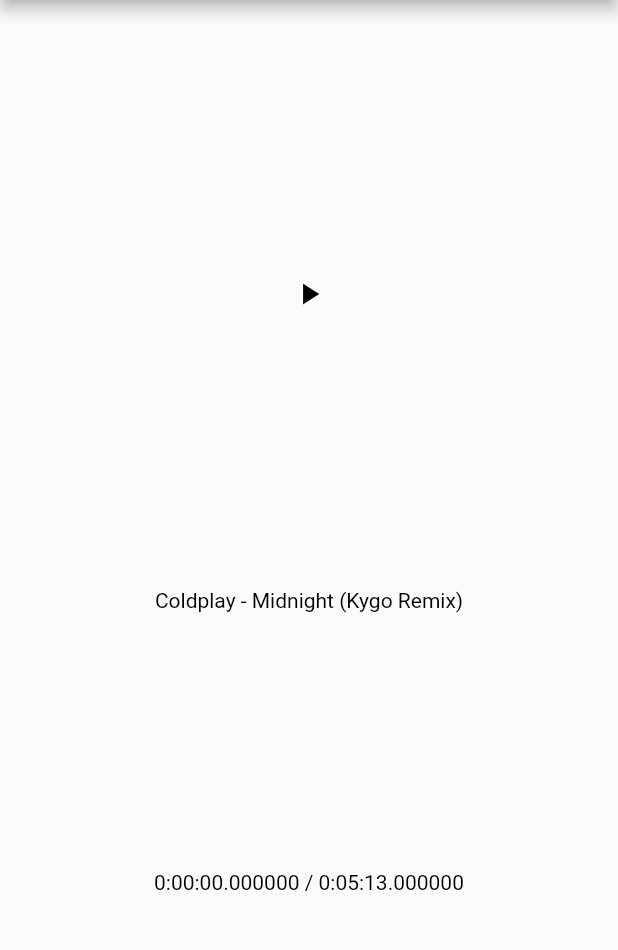
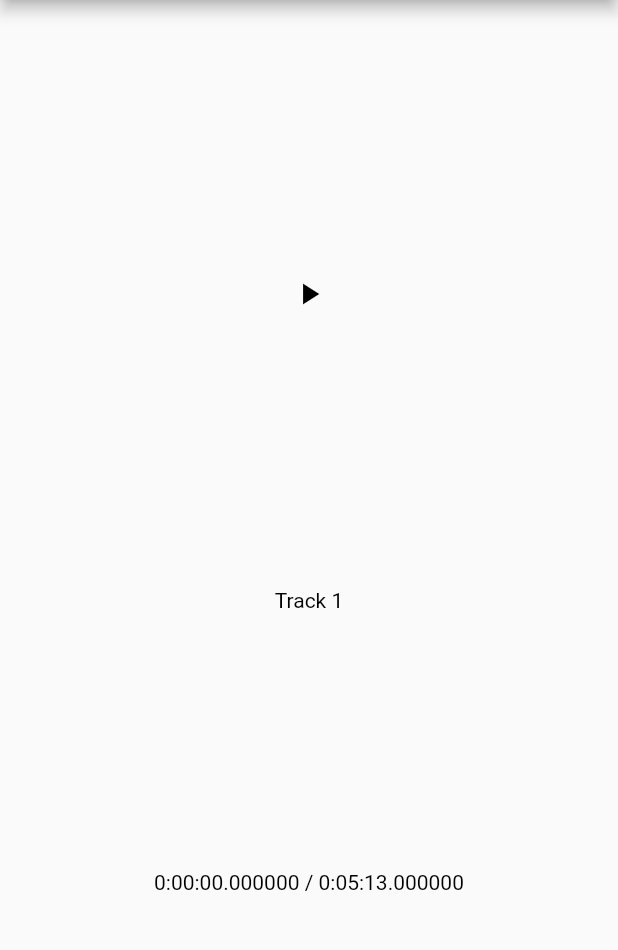
Before and after one commit to alexelisenko/audio_player_service, a Flutter app: the screen it shows after launch, on a phone screen of 412 x 824 dp, the part 84-1034 px from its top. Run offline on Flutter 3.47's test engine with Material 2 defaults, Android fonts, the light colour scheme and no system bars.

Commit message:
cleanup and initial docs - WIP

```diff
--- a/example/lib/main.dart
+++ b/example/lib/main.dart
@@ -1,8 +1,5 @@
 import 'package:audio_player_service/audio_player.dart';
 import 'package:flutter/material.dart';
-import 'dart:async';
-
-import 'package:flutter/services.dart';
 import 'package:audio_player_service/audio_player_service.dart';
 
 void main() => runApp(MyApp());
@@ -22,13 +19,15 @@
   List<AudioPlayerItem> getItems(){
     List<AudioPlayerItem> items = [];
 
+    // If referencing a local file on the device, set local = true
+    // the url must start with file:// protocol
     items.add(AudioPlayerItem(
-      url: "file:///Users/alex/Library/Developer/CoreSimulator/Devices/56BD82DB-B0CC-4D04-BC24-2DEA305B2FFC/data/Containers/Data/Application/A6D2E69F-F0CD-444F-A3E4-F779C918785B/Documents/acHKPu4oIro.mp3",
-      thumbUrl: "file:///Users/alex/Library/Developer/CoreSimulator/Devices/56BD82DB-B0CC-4D04-BC24-2DEA305B2FFC/data/Containers/Data/Application/A6D2E69F-F0CD-444F-A3E4-F779C918785B/Documents/310_thumb",
-      title: 'Coldplay - Midnight (Kygo Remix)',
+      url: "https://api.soundcloud.com/tracks/295692063/stream?secret_token=s-tj3IS&client_id=LBCcHmRB8XSStWL6wKH2HPACspQlXg2P",
+      thumbUrl: "https://i.pinimg.com/originals/b4/75/00/b4750046d94fed05d00dd849aa5f0ab7.jpg",
+      title: 'Track 1',
       duration: Duration(seconds: 313),
-      album: 'Audio',
-      local: true
+      album: 'Album 1',
+      local: false
     ));
 
     items.add(AudioPlayerItem(
@@ -36,7 +35,7 @@
       thumbUrl: "https://static1.squarespace.com/static/542b4e6fe4b0d082dad4801a/542f0deee4b09915be98e7d4/542f0df2e4b04a3de8309e49/1412369919914/1+-+Desert+Pyramid.png?format=2500w",
       title: 'Track 2',
       duration: Duration(seconds: 140),
-      album: 'Audio',
+      album: 'Album 1',
       local:false
     ));
 
@@ -45,7 +44,7 @@
       thumbUrl: "https://static1.squarespace.com/static/542b4e6fe4b0d082dad4801a/542f0deee4b09915be98e7d4/59da4fabb1ffb6b10394c55f/1507479475845/Spokes+EP+-+Cover+Only.png?format=2500w",
       title: 'Track 3',
       duration: Duration(seconds: 96),
-      album: 'Audio',
+      album: 'Album 2',
       local: false
     ));
 
@@ -79,6 +78,9 @@
     audioPlayer.initPlayerQueue(this.getItems());
     itemIndex = 0;
     currentItem = audioPlayer.playerItems[itemIndex];
+
+    //To play item at specific index on init, use setIndex
+    //audioPlayer.setIndex(itemIndex);
 
   }
 
```
Also changed, not shown: 3 other files.
